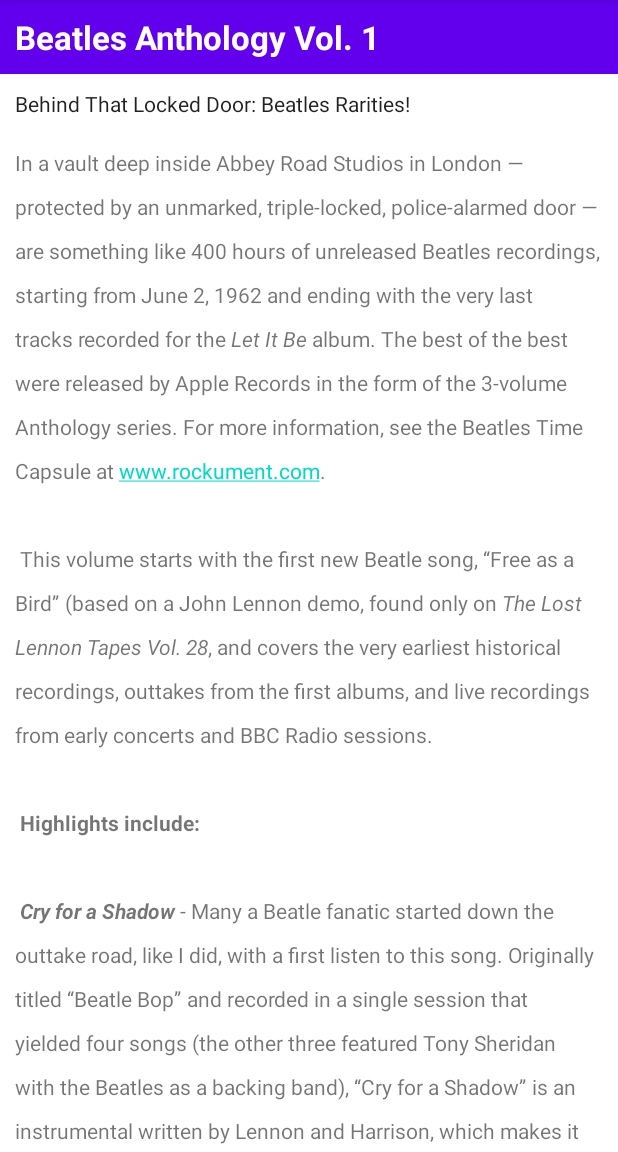
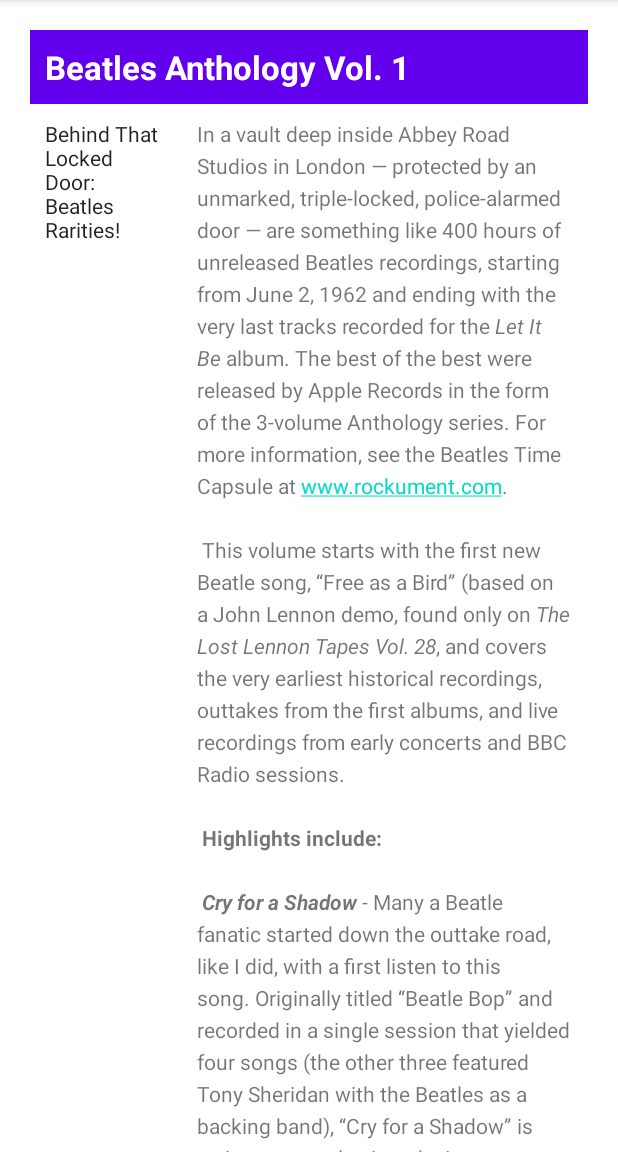
Before and after one commit to aprashant21/ScrollText, an Android app: the screen it shows after launch (MainActivity), on a phone screen of 412 x 824 dp, the part 84-1236 px from its top. Run offline under Robolectric (Android 15) with nearby library versions, the phone set to English and light mode, and no system bars.

Commit message:
homework added for scrolling text

```diff
--- a/app/src/main/res/layout/activity_main.xml
+++ b/app/src/main/res/layout/activity_main.xml
@@ -9,14 +9,17 @@
         android:id="@+id/article_heading"
         android:layout_width="match_parent"
         android:layout_height="wrap_content"
-        android:textColor="@android:color/white"
+        android:layout_marginStart="20dp"
+        android:layout_marginLeft="20dp"
+        android:layout_marginTop="20dp"
+        android:layout_marginEnd="20dp"
+        android:layout_marginRight="20dp"
         android:background="@color/purple_500"
         android:padding="@dimen/padding_regular"
         android:text="@string/article_title"
         android:textAppearance="@android:style/TextAppearance.DeviceDefault.Large"
-        android:textStyle="bold"
-
-        />
+        android:textColor="@android:color/white"
+        android:textStyle="bold" />
 
     <ScrollView
         android:layout_width="wrap_content"
@@ -24,39 +27,41 @@
         android:layout_below="@id/article_heading">
 
         <LinearLayout
-            android:layout_width="match_parent"
+            android:layout_width="wrap_content"
             android:layout_height="wrap_content"
-            android:orientation="vertical"
-            >
+            android:layout_marginStart="20dp"
+            android:layout_marginLeft="20dp"
+            android:layout_marginEnd="20dp"
+            android:layout_marginRight="20dp"
+            android:orientation="vertical">
+
+            <LinearLayout
+                android:layout_width="wrap_content"
+                android:layout_height="wrap_content"
+                android:orientation="horizontal">
+
                 <TextView
                     android:id="@+id/article_subheading"
-                android:layout_width="match_parent"
+                    android:layout_width="wrap_content"
                     android:layout_height="wrap_content"
+                    android:layout_weight="1.8"
+                    android:padding="@dimen/padding_regular"
                     android:text="@string/article_subtitle"
-                android:padding="@dimen/padding_regular"
                     android:textAppearance="@android:style/TextAppearance.DeviceDefault" />
 
                 <TextView
                     android:id="@+id/article"
-                android:layout_width="match_parent"
+                    android:layout_width="wrap_content"
                     android:layout_height="wrap_content"
+                    android:layout_weight="1"
                     android:autoLink="web"
                     android:lineSpacingExtra="@dimen/line_spacing"
-                android:lineSpacingMultiplier="1.5"
+                    android:lineSpacingMultiplier="1"
+
                     android:padding="@dimen/padding_regular"
+                    android:text="@string/article_text" />
+            </LinearLayout>
 
-                android:text="@string/article_text" />
-
-            <Button
-                android:id="@+id/button"
-                android:layout_width="match_parent"
-                android:layout_height="wrap_content"
-                android:layout_marginStart="20dp"
-                android:layout_marginLeft="20dp"
-                android:layout_marginTop="10dp"
-                android:layout_marginEnd="180dp"
-                android:layout_marginRight="180dp"
-                android:text="@string/add_comment_text" />
         </LinearLayout>
     </ScrollView>
 
```
Lines whose indentation alone changed are shown as unchanged.
